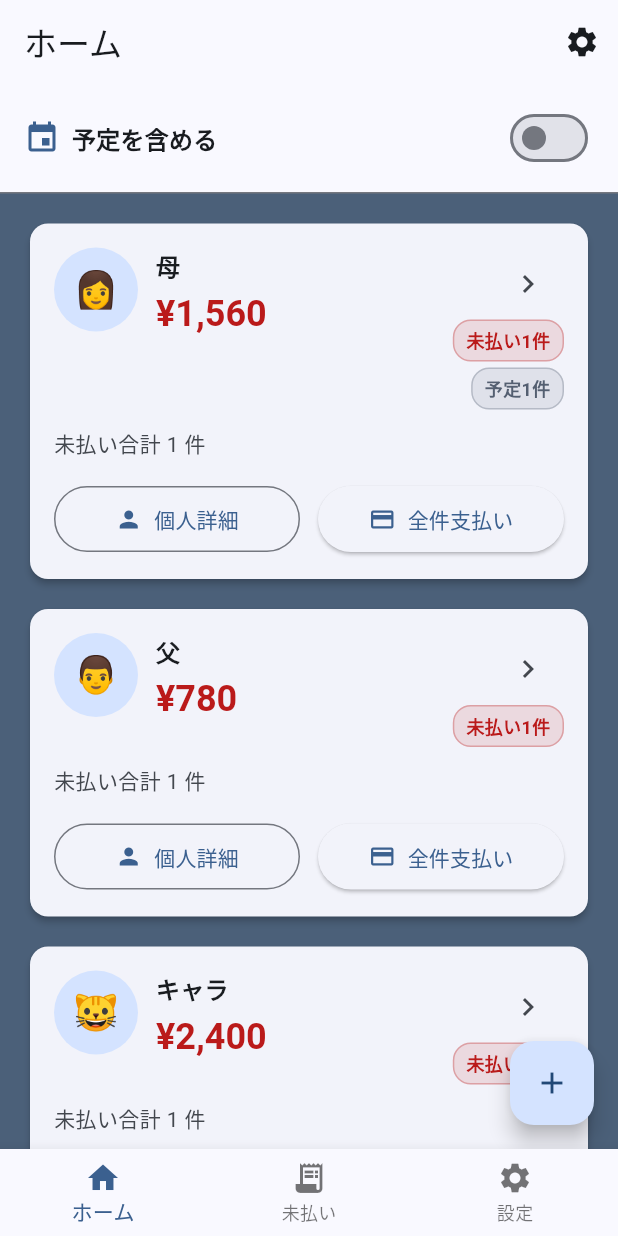
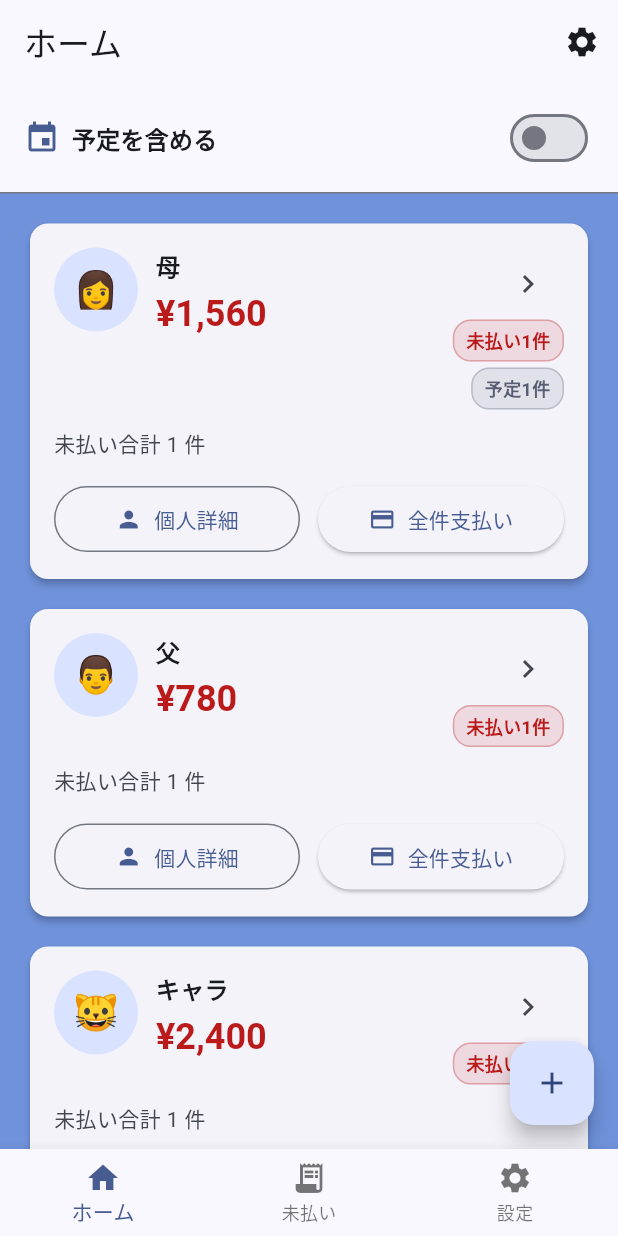
Before and after one commit to N-plus/PaymentCalendar, a Flutter app: the screen it shows after launch, on a phone screen of 412 x 824 dp. Run offline on Flutter 3.47's test engine with Material 3 defaults, Android fonts, the phone set to English and light mode, and no system bars; our stand-ins replace flutter_local_notifications, flutter_riverpod, image_picker, timezone.

Commit message:
Update app background color

```diff
--- a/lib/main.dart
+++ b/lib/main.dart
@@ -32,8 +32,8 @@ class PaymentCalendarApp extends ConsumerWidget {
       title: 'Payment Calendar',
       debugShowCheckedModeBanner: false,
       theme: ThemeData(
-        colorScheme: ColorScheme.fromSeed(seedColor: const Color(0xFF001F3F)),
-        scaffoldBackgroundColor: const Color(0xFF001F3F),
+        colorScheme: ColorScheme.fromSeed(seedColor: const Color(0xFF3366CC)),
+        scaffoldBackgroundColor: const Color(0xFF3366CC),
         useMaterial3: true,
         fontFamily: 'N'
             'o'
```
